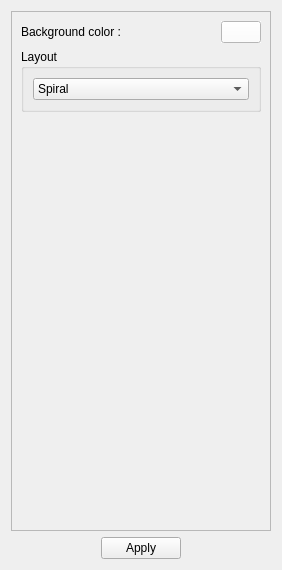
Before: the Qt Designer form plugins/view/PixelOrientedView/PixelOrientedOptionsWidget.ui in jalamao/tulip-1, drawn with Qt 5.
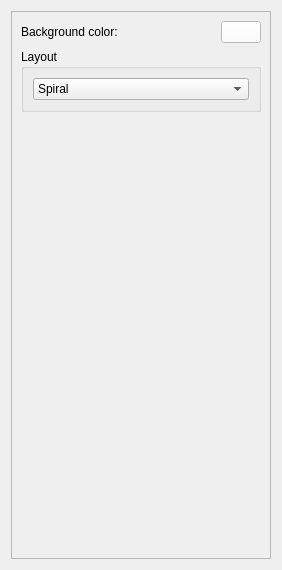
After: the same form once the commit is applied.

Commit message: remove useless Apply button

```diff
--- a/plugins/view/PixelOrientedView/PixelOrientedOptionsWidget.ui
+++ b/plugins/view/PixelOrientedView/PixelOrientedOptionsWidget.ui
@@ -28,7 +28,7 @@
         <item>
          <widget class="QLabel" name="label_2">
           <property name="text">
-           <string>Background color :</string>
+           <string>Background color:</string>
           </property>
          </widget>
         </item>
@@ -197,43 +197,6 @@
      </layout>
     </widget>
    </item>
-   <item>
-    <layout class="QHBoxLayout" name="horizontalLayout_2">
-     <item>
-      <spacer name="horizontalSpacer">
-       <property name="orientation">
-        <enum>Qt::Horizontal</enum>
-       </property>
-       <property name="sizeHint" stdset="0">
-        <size>
-         <width>40</width>
-         <height>20</height>
-        </size>
-       </property>
-      </spacer>
-     </item>
-     <item>
-      <widget class="QPushButton" name="applyButton">
-       <property name="text">
-        <string>Apply</string>
-       </property>
-      </widget>
-     </item>
-     <item>
-      <spacer name="horizontalSpacer_2">
-       <property name="orientation">
-        <enum>Qt::Horizontal</enum>
-       </property>
-       <property name="sizeHint" stdset="0">
-        <size>
-         <width>40</width>
-         <height>20</height>
-        </size>
-       </property>
-      </spacer>
-     </item>
-    </layout>
-   </item>
   </layout>
  </widget>
  <resources/>
```
The commit also changes 2 other files.
